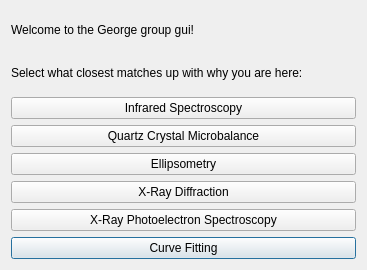
Before: the Qt Designer form src/Ui_Files/Dialogs/start_dialog.ui in austinmcano/GGG, drawn with Qt 5.
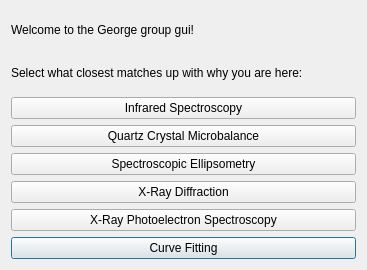
After: the same form once the commit is applied.

Diff of the .ui file:
```diff
--- a/src/Ui_Files/Dialogs/start_dialog.ui
+++ b/src/Ui_Files/Dialogs/start_dialog.ui
@@ -24,7 +24,7 @@
    <item row="4" column="1">
     <widget class="QPushButton" name="SE_pb">
      <property name="text">
-      <string>Ellipsometry</string>
+      <string>Spectroscopic Ellipsometry</string>
      </property>
     </widget>
    </item>
```
